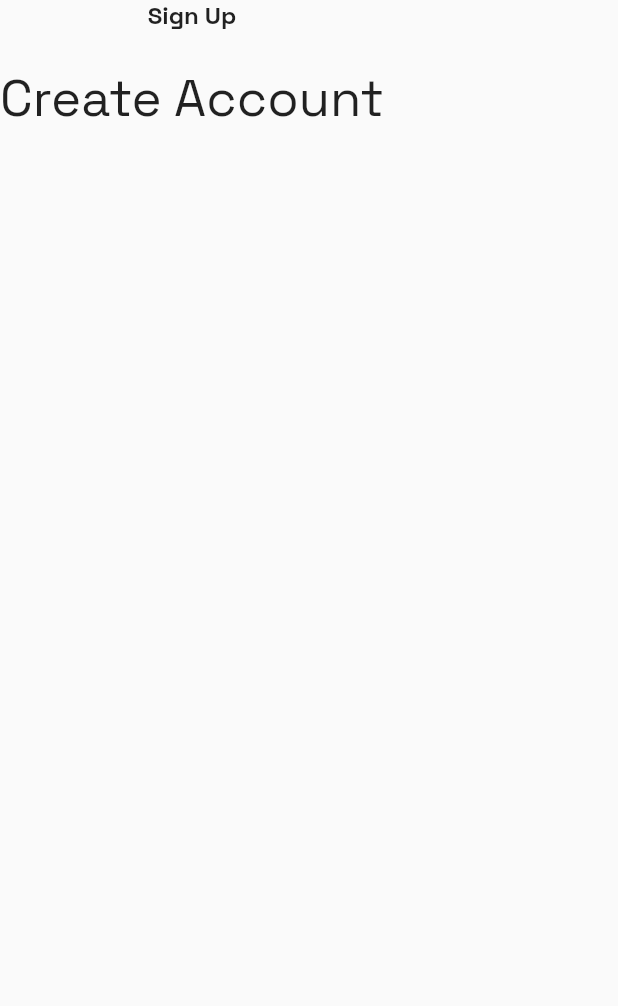
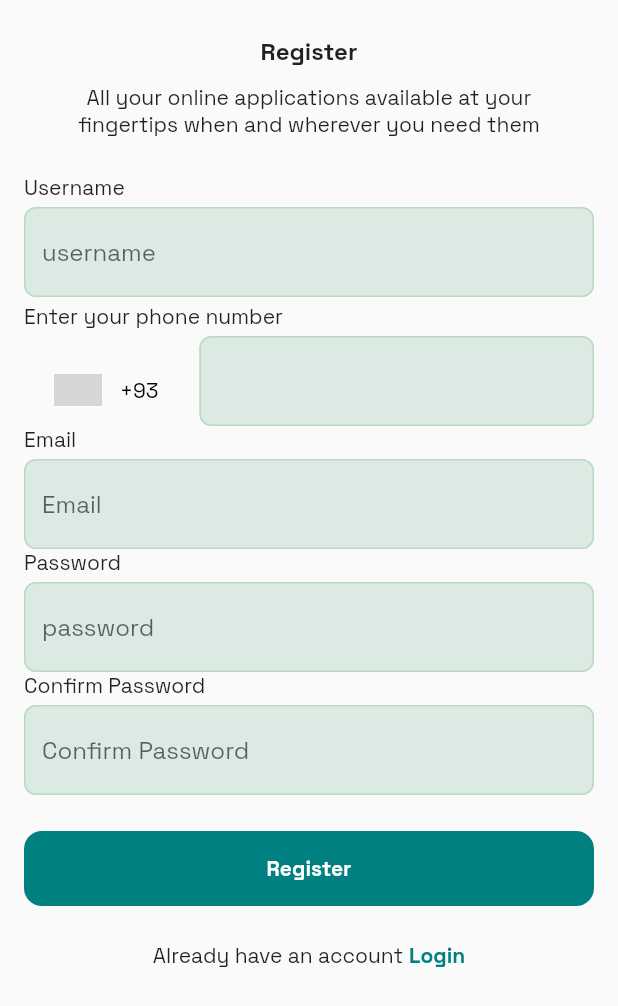
Before and after one commit to Crucialjun/mobile_cyber, a Flutter app: the SignupScreen screen opened by its route, on a phone screen of 412 x 824 dp. Shown: the top 1006 px of the screen. Run offline on Flutter 3.47's test engine with Material 2 defaults, Android fonts, the phone set to English and light mode, and no system bars; drawn by our look-alikes of intl_phone_number_input; our stand-ins replace flutter_svg, google_fonts, hooks_riverpod, smooth_page_indicator; grey boxes are pictures that could not be loaded.

Commit message:
register screen

```diff
--- a/lib/features/auth/screens/sign_up_screen.dart
+++ b/lib/features/auth/screens/sign_up_screen.dart
@@ -1,26 +1,136 @@
 import 'package:flutter/material.dart';
+import 'package:intl_phone_number_input/intl_phone_number_input.dart';
+import 'package:mobile_cyber/features/common/constants.dart';
+import 'package:mobile_cyber/utils/customTextFormDecoration.dart';
 
-class SignupScreen extends StatelessWidget {
+class SignupScreen extends StatefulWidget {
   static const String routeName = "sign_up_screen";
+
   const SignupScreen({super.key});
+
+  @override
+  State<SignupScreen> createState() => _SignupScreenState();
+}
+
+class _SignupScreenState extends State<SignupScreen> {
+  TextEditingController phoneNumberController = TextEditingController();
+  TextEditingController usernameController = TextEditingController();
 
   @override
   Widget build(BuildContext context) {
     return Scaffold(
       body: SafeArea(
-        child: Column(children: const [
+        child: Padding(
+          padding: EdgeInsets.symmetric(horizontal: 16),
+          child:
+              Column(crossAxisAlignment: CrossAxisAlignment.stretch, children: [
+            SizedBox(
+              height: 24,
+            ),
             Text(
-            "Sign Up",
+              "Register",
+              textAlign: TextAlign.center,
               style: TextStyle(fontSize: 16, fontWeight: FontWeight.bold),
+            ),
+            SizedBox(
+              height: 12,
+            ),
+            Padding(
+              padding: EdgeInsets.symmetric(horizontal: 36.0),
+              child: Text(
+                "All your online applications available at your fingertips when and wherever you need them",
+                textAlign: TextAlign.center,
+              ),
             ),
             SizedBox(
               height: 24,
             ),
             Text(
-            "Create Account",
-            style: TextStyle(fontSize: 34),
+              "Username",
+            ),
+            SizedBox(
+              height: 4,
+            ),
+            TextField(
+                decoration:
+                    CustomTextFieldDecoration(hintStringText: "username")),
+            SizedBox(
+              height: 4,
+            ),
+            Text("Enter your phone number"),
+            SizedBox(
+              height: 4,
+            ),
+            InternationalPhoneNumberInput(
+              autofillHints: [AutofillHints.telephoneNumber],
+              hintText: "Enter your phone here",
+              textStyle: const TextStyle(color: Colors.black),
+              textAlign: TextAlign.center,
+              onInputChanged: (PhoneNumber number) {
+                if (number.phoneNumber != null) {}
+              },
+              onInputValidated: (bool value) {},
+              selectorConfig: const SelectorConfig(
+                selectorType: PhoneInputSelectorType.BOTTOM_SHEET,
+              ),
+              ignoreBlank: false,
+              inputDecoration: CustomTextFieldDecoration(hintStringText: ""),
+              autoValidateMode: AutovalidateMode.onUserInteraction,
+              cursorColor: Colors.black,
+              selectorTextStyle: const TextStyle(color: Colors.black),
+              textFieldController: phoneNumberController,
+              formatInput: false,
+              keyboardType: const TextInputType.numberWithOptions(
+                  signed: true, decimal: true),
+              inputBorder: const OutlineInputBorder(),
+              onSaved: (PhoneNumber number) {
+                print('On Saved: $number');
+              },
+            ),
+                Text(
+                  "Email",
+                ),
+                SizedBox(
+                  height: 4,
+                ),
+                TextField(
+                    decoration:
+                    CustomTextFieldDecoration(hintStringText: "Email")),
+                Text(
+                  "Password",
+                ),
+                SizedBox(
+                  height: 4,
+                ),
+                TextField(
+                    decoration:
+                    CustomTextFieldDecoration(hintStringText: "password")),
+                Text(
+                  "Confirm Password",
+                ),
+                SizedBox(
+                  height: 4,
+                ),
+                TextField(
+                    decoration:
+                    CustomTextFieldDecoration(hintStringText: "Confirm Password")),
+                SizedBox(height: 24,),
+                Container(
+                  decoration: BoxDecoration(
+                    color: appMainColor,
+                    borderRadius: BorderRadius.circular(12)
+                  ),
+                  child: Padding(
+                    padding: const EdgeInsets.all(16.0),
+                    child: const Text("Register",textAlign: TextAlign.center,style: TextStyle(fontWeight: FontWeight.bold, color: Colors.white,),),
+                  ),
+                ),
+                SizedBox(height: 24,),
+                Row(mainAxisAlignment: MainAxisAlignment.center,
+                  children: [Text("Already have an account"),SizedBox(width: 4,), Text("Login",style: TextStyle(color: appMainColor,fontWeight: FontWeight.bold),)],
                 )
           ]),
+        ),
       ),
     );
   }
--- a/lib/features/common/constants.dart
+++ b/lib/features/common/constants.dart
@@ -1,3 +1,5 @@
 import 'package:flutter/material.dart';
 
 const Color appMainColor = Color(0xff008080);
+const Color textFieldBackground = Color(0xffdbeae2);
+const Color textFieldOutline = Color(0xffb9dabf);
--- /dev/null
+++ b/lib/utils/customTextFormDecoration.dart
@@ -0,0 +1,43 @@
+import 'package:flutter/material.dart';
+
+import '../features/common/constants.dart';
+
+class CustomTextFieldDecoration extends InputDecoration{
+  const CustomTextFieldDecoration({required this.hintStringText});
+
+  final String hintStringText;
+
+  @override
+
+  String? get hintText => hintStringText;
+
+  @override
+
+  bool? get filled => true;
+
+  @override
+
+  Color? get fillColor => textFieldBackground;
+
+  @override
+
+  InputBorder? get enabledBorder => OutlineInputBorder(
+    borderSide: const BorderSide(color: textFieldOutline),
+    borderRadius: BorderRadius.circular(8),
+  );
+
+  @override
+
+  InputBorder? get focusedBorder => OutlineInputBorder(
+    borderSide: const BorderSide(color: textFieldOutline,width: 4),
+    borderRadius: BorderRadius.circular(8),
+  );
+
+  @override
+
+  InputBorder? get border => OutlineInputBorder(
+    borderSide: const BorderSide(color: textFieldOutline),
+    borderRadius: BorderRadius.circular(8),
+  );
+
+}
--- a/pubspec.yaml
+++ b/pubspec.yaml
@@ -40,6 +40,7 @@ dependencies:
   smooth_page_indicator: ^1.0.1
   riverpod_lint: ^1.1.6
   hooks_riverpod: ^2.3.2
+  intl_phone_number_input: ^0.7.3+1
 
 dev_dependencies:
   flutter_test:
```
Also changed, not shown: pubspec.lock. Lines whose indentation alone changed are shown as unchanged.
